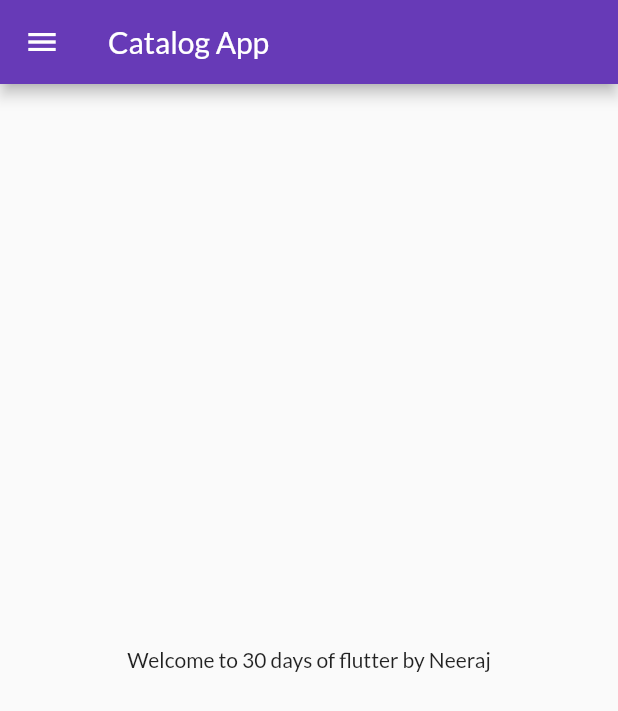
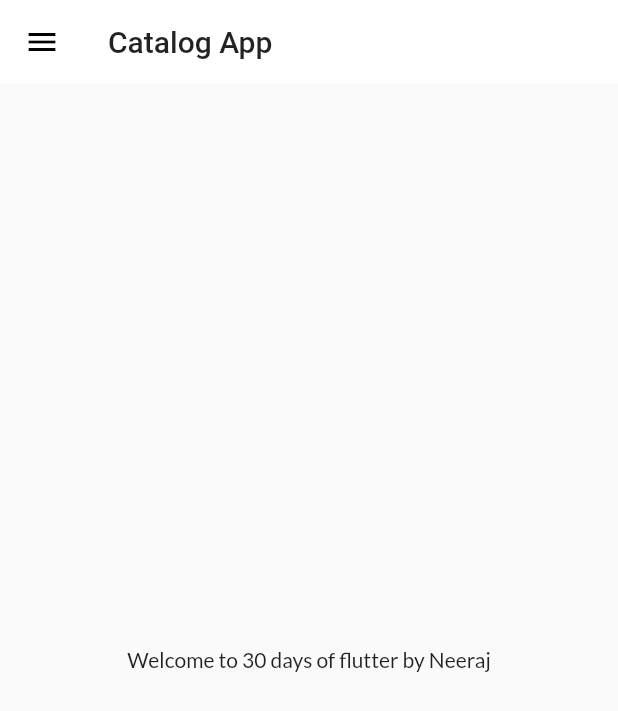
Before and after one commit to NeerajSinghNk/30-Days-of-flutter, a Flutter app: the screen it shows after launch, on a phone screen of 412 x 824 dp. Shown: the top 711 px of the screen. Run offline on Flutter 3.47's test engine with Material 2 defaults, Android fonts, the phone set to English and light mode, and no system bars; our stand-ins replace google_fonts.

Commit message:
Day 8 Completed

```diff
--- a/lib/main.dart
+++ b/lib/main.dart
@@ -1,8 +1,8 @@
 import 'package:flutter/material.dart';
 import 'package:flutter_catalog/pages/login_page.dart';
 import 'package:flutter_catalog/utils/routes.dart';
+import 'package:flutter_catalog/widgets/themes.dart';
 import 'pages/home_page.dart';
-import 'package:google_fonts/google_fonts.dart';
 
 void main() {
   runApp(MyApp());
@@ -13,10 +13,8 @@ class MyApp extends StatelessWidget {
   Widget build(BuildContext context) {
     return MaterialApp(
       themeMode: ThemeMode.dark,
-      theme: ThemeData(
-        primarySwatch: Colors.deepPurple,
-        fontFamily: GoogleFonts.lato().fontFamily,
-      ),
+      theme: MyTheme.lightTheme(context),
+      // darkTheme: MyTheme.darkTheme(context),
       debugShowCheckedModeBanner: false,
       initialRoute: MyRoutes.homeRoutes,
       routes: {
--- /dev/null
+++ b/lib/widgets/themes.dart
@@ -0,0 +1,20 @@
+import 'package:flutter/material.dart';
+import 'package:google_fonts/google_fonts.dart';
+
+class MyTheme {
+  static ThemeData lightTheme(BuildContext context) => ThemeData(
+        primarySwatch: Colors.deepPurple,
+        fontFamily: GoogleFonts.lato().fontFamily,
+        appBarTheme: AppBarTheme(
+          color: Colors.white,
+          elevation: 0.0,
+          iconTheme: IconThemeData(color: Colors.black),
+          // toolbarTextStyle: Theme.of(context).textTheme.bodyText2,
+          titleTextStyle: Theme.of(context).textTheme.headline6,
+        ),
+      );
+
+  static ThemeData darkTheme(BuildContext context) => ThemeData(
+        brightness: Brightness.dark,
+      );
+}
```
Also changed, not shown: lib/models/catalog.dart (added, +12 -0 lines).
